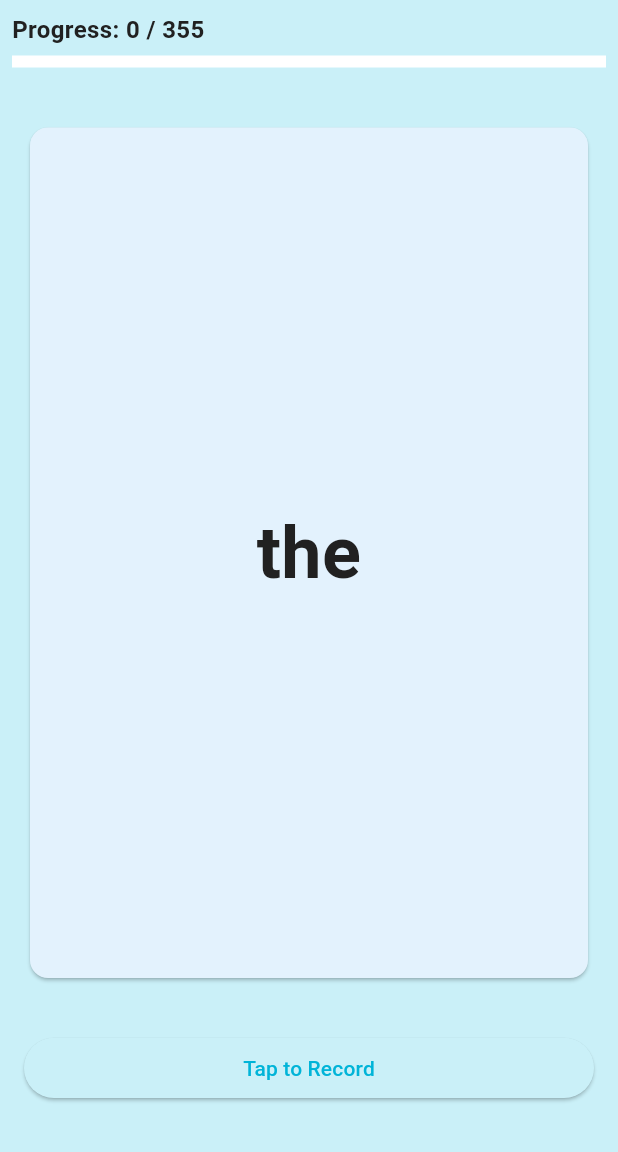
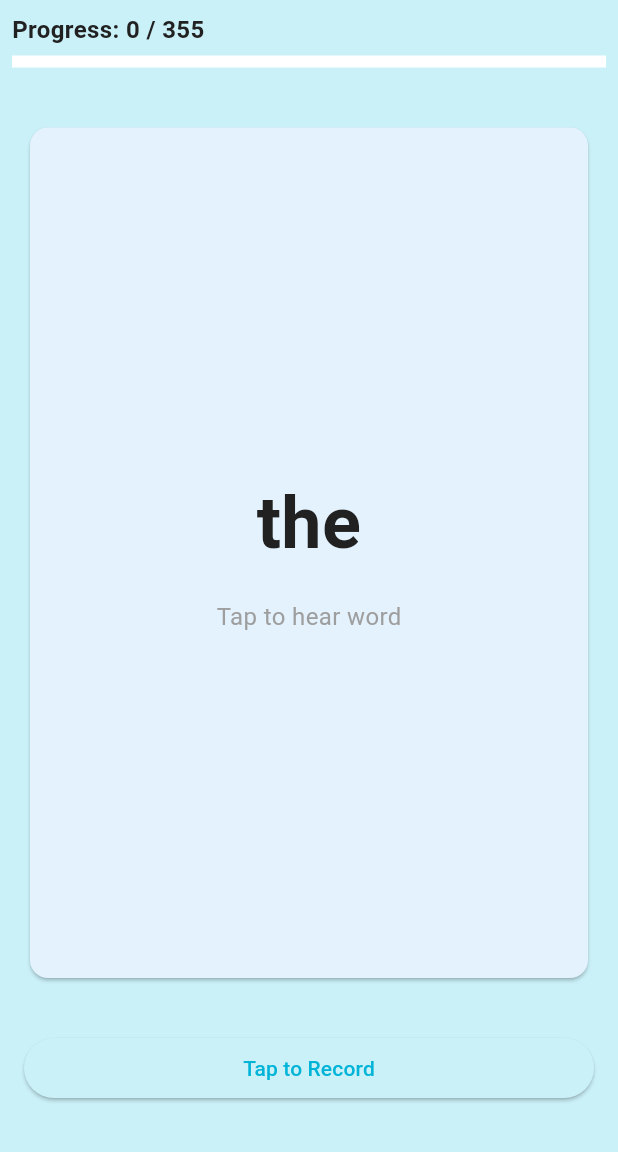
Before and after one commit to jasn17/CPSC_4150_ReadRight_App, a Flutter app: the PracticeScreen screen opened directly, on a phone screen of 412 x 824 dp, the part 84-1236 px from its top. Run offline on Flutter 3.47's test engine with Material 3 defaults, Android fonts, the phone set to English and light mode, and no system bars; our stand-ins replace confetti, firebase_auth, firebase_core, firebase_database, flutter_tts, shared_preferences and 2 more; accounts and stored records are empty.

Commit message:
Display card now plays audio

```diff
--- a/read_right_app/lib/screens/practice_screen.dart
+++ b/read_right_app/lib/screens/practice_screen.dart
@@ -129,13 +129,15 @@ Widget _buildCardMode(
           const SizedBox(height: 12),
           Expanded(
             child: Center(
-              child: GestureDetector(
-                onTap: () async {
-                  // Replay word or sentence
-                },
-                child: pm.lastResult?.correct == true || pm.lastResult?.correct == false
-                    ? _SentenceCard(sentence: target.sentence)
-                    : _WordCard(word: target.word),
+              child: pm.lastResult?.correct == true ||
+                      pm.lastResult?.correct == false
+                  ? _SentenceCard(
+                      sentence: target.sentence,
+                      onTap: () => pm.speakWord(target.sentence),
+                    )
+                  : _WordCard(
+                      word: target.word,
+                      onTap: () => pm.speakWord(target.word),
                     ),
             ),
           ),
@@ -157,18 +159,42 @@ Widget _buildCardMode(
 
 class _WordCard extends StatelessWidget {
   final String word;
-  const _WordCard({required this.word});
+  final VoidCallback? onTap;
+
+  const _WordCard({
+    required this.word,
+    this.onTap,
+  });
 
   @override
-  Widget build(BuildContext context) => Card(
+  Widget build(BuildContext context) => GestureDetector(
+        onTap: onTap,
+        child: Card(
           color: Colors.blue.shade50,
           child: Padding(
             padding: const EdgeInsets.all(48),
             child: Center(
-            child: Text(
+              child: Column(
+                mainAxisAlignment: MainAxisAlignment.center,
+                children: [
+                  Text(
                     word,
-              style: const TextStyle(fontSize: 48, fontWeight: FontWeight.bold),
+                    style: const TextStyle(
+                      fontSize: 48,
+                      fontWeight: FontWeight.bold,
+                    ),
                     textAlign: TextAlign.center,
+                  ),
+                  const SizedBox(height: 16),
+                  const Text(
+                    'Tap to hear word',
+                    style: TextStyle(
+                      fontSize: 16,
+                      color: Colors.grey,
+                    ),
+                  ),
+                ],
+              ),
             ),
           ),
         ),
@@ -177,18 +203,32 @@ class _WordCard extends StatelessWidget {
 
 class _SentenceCard extends StatelessWidget {
   final String sentence;
-  const _SentenceCard({required this.sentence});
+  final VoidCallback? onTap;
+
+  const _SentenceCard({
+    required this.sentence,
+    this.onTap,
+  });
 
   @override
-  Widget build(BuildContext context) => Card(
+  Widget build(BuildContext context) => GestureDetector(
+        onTap: onTap,
+        child: Card(
           color: Colors.green.shade50,
           child: Padding(
             padding: const EdgeInsets.all(24),
             child: Center(
-            child: Text(
+              child: Column(
+                mainAxisAlignment: MainAxisAlignment.center,
+                children: [
+                  Text(
                     sentence,
                     style: const TextStyle(fontSize: 22),
                     textAlign: TextAlign.center,
+                  ),
+                  const SizedBox(height: 16),
+                ],
+              ),
             ),
           ),
         ),
```
Lines whose indentation alone changed are shown as unchanged.
